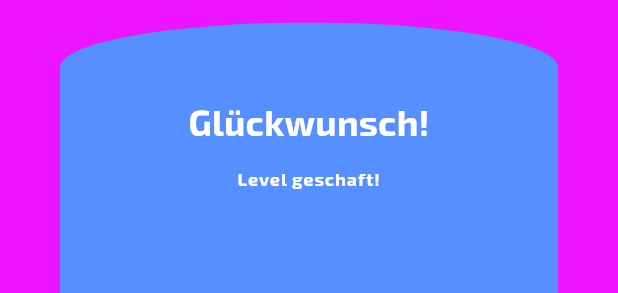
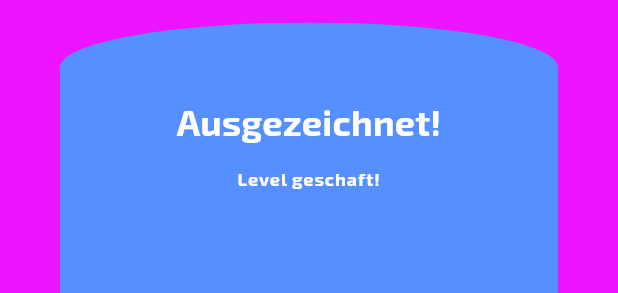
Before and after one commit to FelberMartin/kompositum, a Flutter app: the LevelCompletedDialog widget shown alone on an empty page, opened directly, on a phone screen of 412 x 824 dp. Shown: the part 245-538 px from the top of the screen. Run offline on Flutter 3.47's test engine with Material 3 defaults, Android fonts, the phone set to English and light mode, and no system bars; drawn by our look-alikes of animated_flip_counter; our stand-ins replace cloud_firestore, firebase_core, flutter_svg, font_awesome_flutter, get_it, shared_preferences and 2 more; missing offline and left inert: graph_collection; accounts and stored records are empty.

Commit message:
Different completion titles

```diff
--- a/lib/widgets/play/dialogs/level_completed_dialog.dart
+++ b/lib/widgets/play/dialogs/level_completed_dialog.dart
@@ -1,3 +1,5 @@
+import 'dart:math';
+
 import 'package:animated_flip_counter/animated_flip_counter.dart';
 import 'package:flutter/material.dart';
 import 'package:font_awesome_flutter/font_awesome_flutter.dart';
@@ -42,20 +44,44 @@ class LevelCompletedDialogResult {
 }
 
 class LevelCompletedDialog extends StatelessWidget {
-  const LevelCompletedDialog({
+
+  static const List<String> titles = [
+    "Glückwunsch!",
+    "Super!",
+    "Fantastisch!",
+    "Perfekt!",
+    "Gut gemacht!",
+    "Bravo!",
+    "Genial!",
+    "Sensationell!",
+    "Klasse!",
+    "Wow!",
+    "Ausgezeichnet!",
+    "Top!",
+    "Großartig!",
+    "Bestens!",
+    "Einfach stark!"
+  ];
+
+  LevelCompletedDialog({
     super.key,
     required this.type,
     required this.failedAttempts,
     required this.difficulty,
     required this.nextLevelNumber,
     required this.onContinue,
-  });
+  }) {
+    title = titles[Random().nextInt(titles.length)];
+  }
 
   final LevelCompletedDialogType type;
   final int failedAttempts;
   final Difficulty difficulty;
   final int nextLevelNumber;
   final Function(LevelCompletedDialogResult) onContinue;
+
+  late final String title;
+
 
   @override
   Widget build(BuildContext context) {
@@ -105,7 +131,7 @@ class LevelCompletedDialog extends StatelessWidget {
     }
 
     return MyDialog(
-      title: "Glückwunsch!",
+      title: title,
       titleStyle: Theme.of(context).textTheme.titleMedium,
       subtitle: "Level geschaft!",
       child: Padding(
```
Also changed, not shown: 1 other file.
